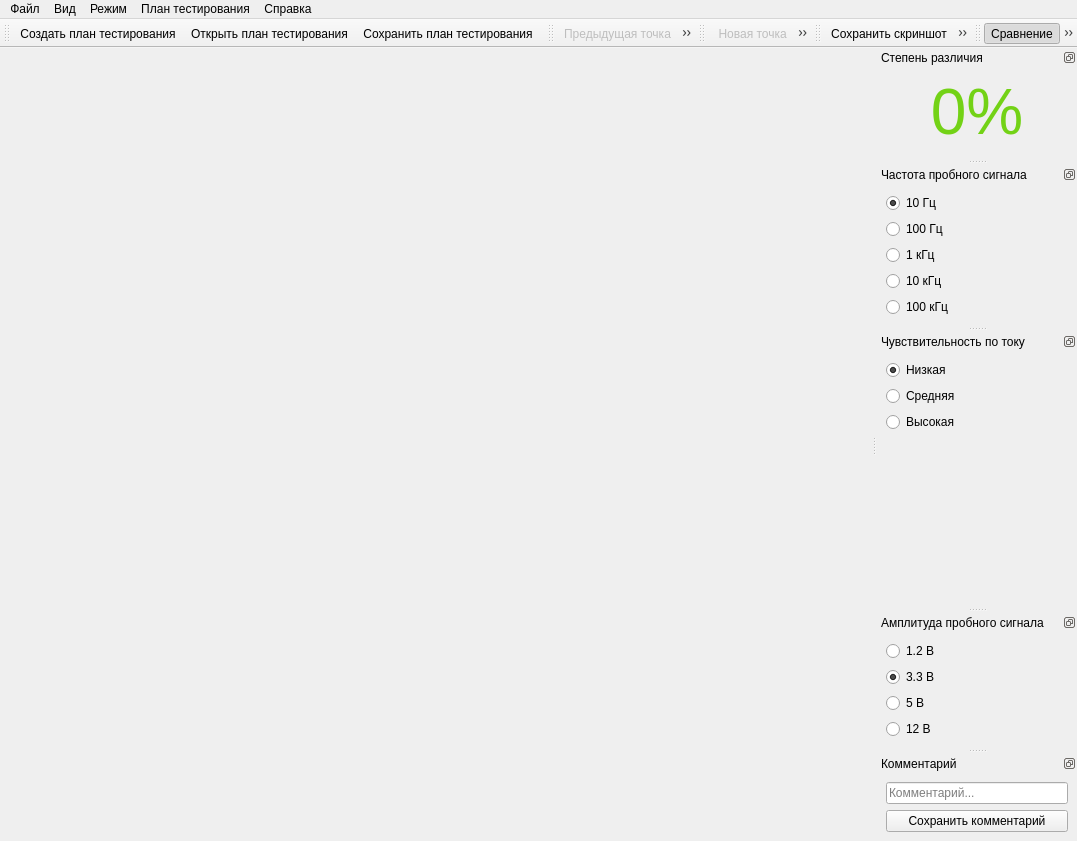
Old version of the form gui/mainwindow.ui in the repository EPC-MSU/EPLab.
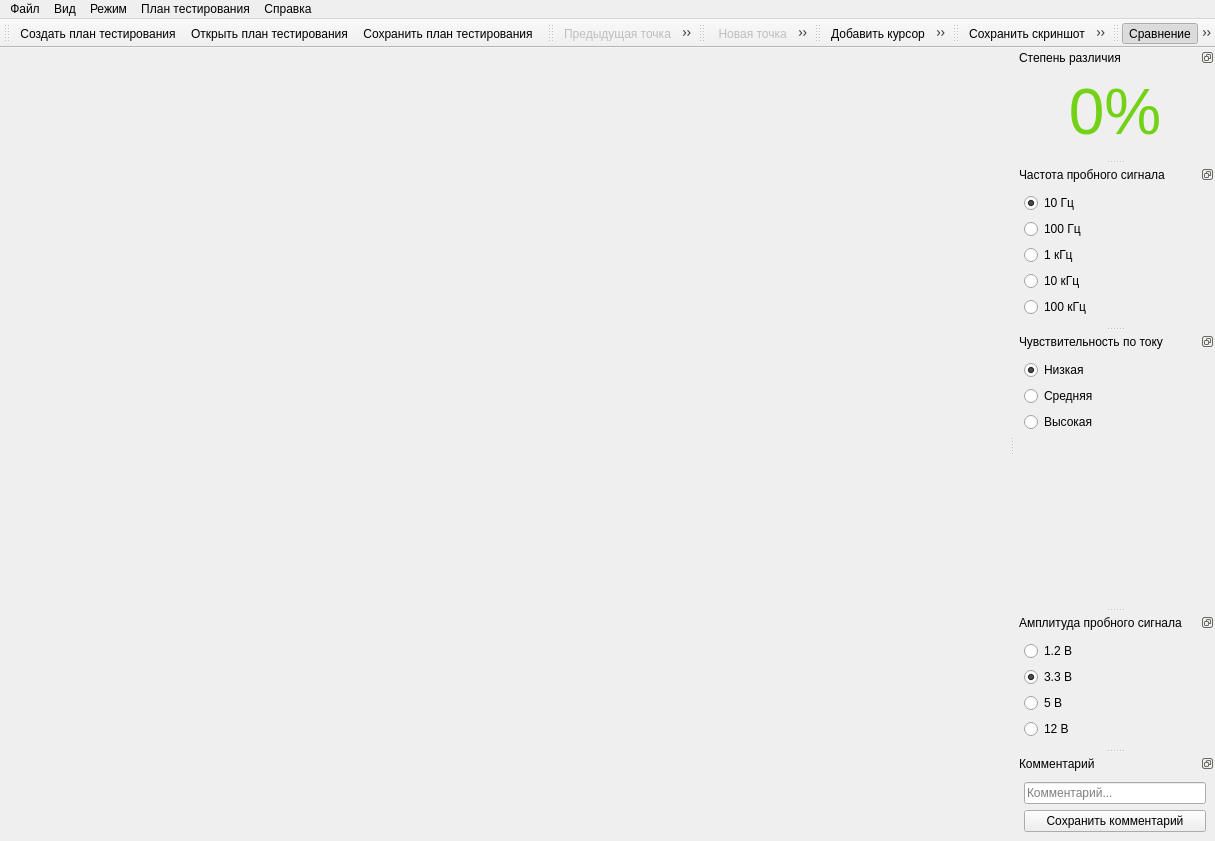
New version of the form. Icons and pictures are not drawn.

What changed in the file:
```diff
--- a/gui/mainwindow.ui
+++ b/gui/mainwindow.ui
@@ -409,6 +409,25 @@
    <addaction name="new_point_action"/>
    <addaction name="save_point_action"/>
   </widget>
+  <widget class="QToolBar" name="toolBar_cursor">
+   <property name="minimumSize">
+    <size>
+     <width>0</width>
+     <height>0</height>
+    </size>
+   </property>
+   <property name="windowTitle">
+    <string>toolBar</string>
+   </property>
+   <attribute name="toolBarArea">
+    <enum>TopToolBarArea</enum>
+   </attribute>
+   <attribute name="toolBarBreak">
+    <bool>false</bool>
+   </attribute>
+   <addaction name="add_cursor_action"/>
+   <addaction name="remove_cursor_action"/>
+  </widget>
   <widget class="QToolBar" name="toolBar_compare">
    <property name="windowTitle">
     <string>Сравнение</string>
@@ -681,6 +700,24 @@
     <string>Автоподбор параметров</string>
    </property>
   </action>
+  <action name="add_cursor_action">
+   <property name="icon">
+    <iconset>
+     <normaloff>../media/plus.png</normaloff>../media/plus.png</iconset>
+   </property>
+   <property name="text">
+    <string>Добавить курсор</string>
+   </property>
+  </action>
+  <action name="remove_cursor_action">
+   <property name="icon">
+    <iconset>
+     <normaloff>../media/minus.png</normaloff>../media/minus.png</iconset>
+   </property>
+   <property name="text">
+    <string>Удалить курсор</string>
+   </property>
+  </action>
  </widget>
  <resources/>
  <connections/>
```
